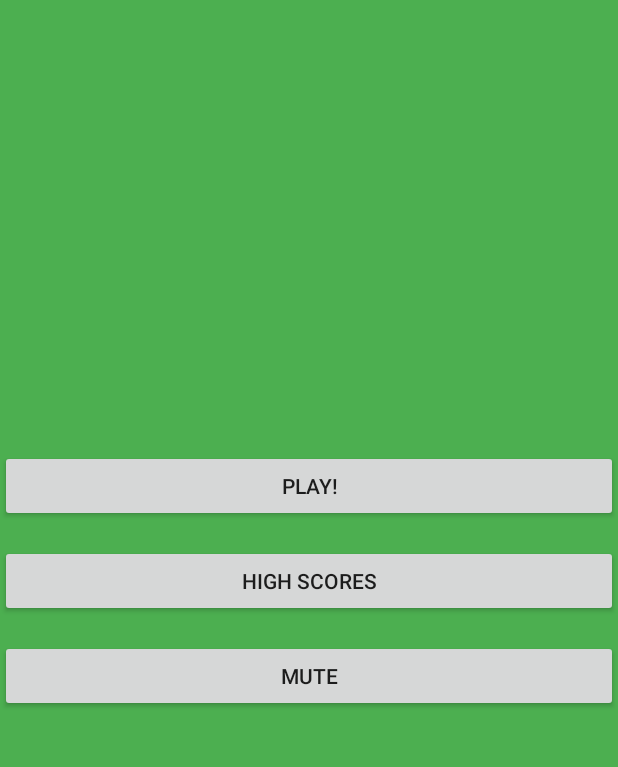
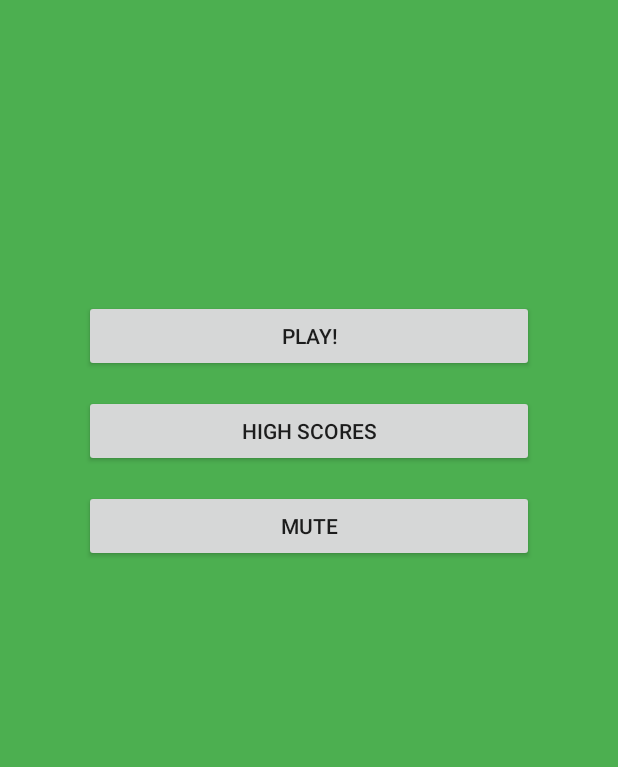
Before and after one commit to MattZim2000/Voltorb_Flip, an Android app built with Jetpack Compose: the screen it shows after launch (MainActivity), on a phone screen of 412 x 824 dp, the part 271-1038 px from its top. Run offline under Robolectric (Android 15) with nearby library versions, the phone set to English and light mode, and no system bars.

Commit message:
changed main menu appearance

```diff
--- a/app/src/main/res/layout/main_menu.xml
+++ b/app/src/main/res/layout/main_menu.xml
@@ -1,37 +1,38 @@
 <?xml version="1.0" encoding="utf-8"?>
 <LinearLayout xmlns:android="http://schemas.android.com/apk/res/android"
-    android:orientation="vertical"
     android:layout_width="match_parent"
     android:layout_height="match_parent"
-    android:background="@color/green">
+    android:background="@color/green"
+    android:gravity="center_horizontal"
+    android:orientation="vertical">
 
     <TextView
         android:id="@+id/title_text"
         android:layout_width="match_parent"
         android:layout_height="wrap_content"
         android:layout_marginTop="100dp"
-        android:layout_marginBottom="300dp"
+        android:layout_marginBottom="200dp"
         android:gravity="center_horizontal"
         android:text="Voltorb Flip"
         android:textSize="60sp" />
 
     <Button
         android:id="@+id/button"
-        android:layout_width="match_parent"
+        android:layout_width="300dp"
         android:layout_height="wrap_content"
         android:layout_marginBottom="15dp"
         android:text="Play!" />
 
     <Button
         android:id="@+id/button2"
-        android:layout_width="match_parent"
+        android:layout_width="300dp"
         android:layout_height="wrap_content"
         android:layout_marginBottom="15dp"
         android:text="High Scores" />
 
     <Button
         android:id="@+id/button3"
-        android:layout_width="match_parent"
+        android:layout_width="300dp"
         android:layout_height="wrap_content"
         android:layout_marginBottom="15dp"
         android:text="Mute" />
```
